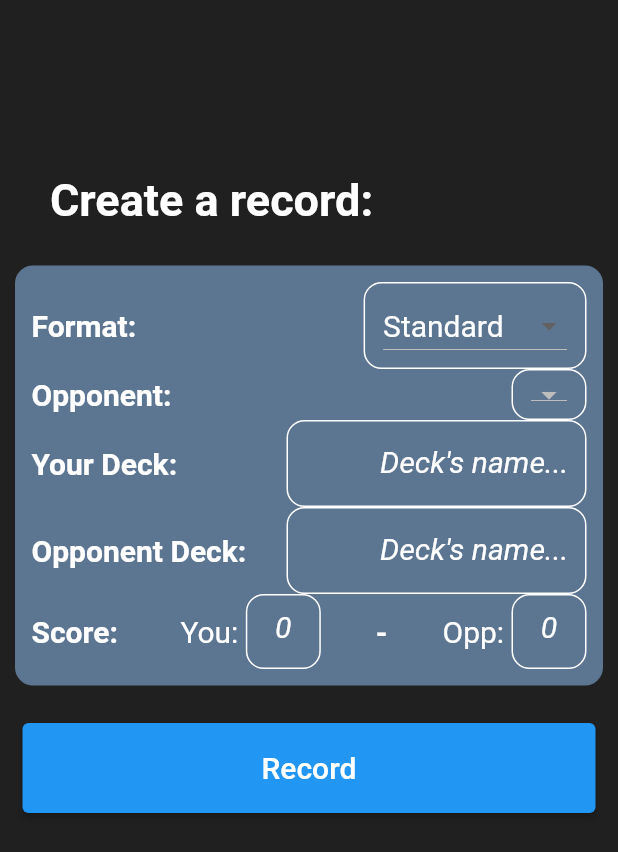
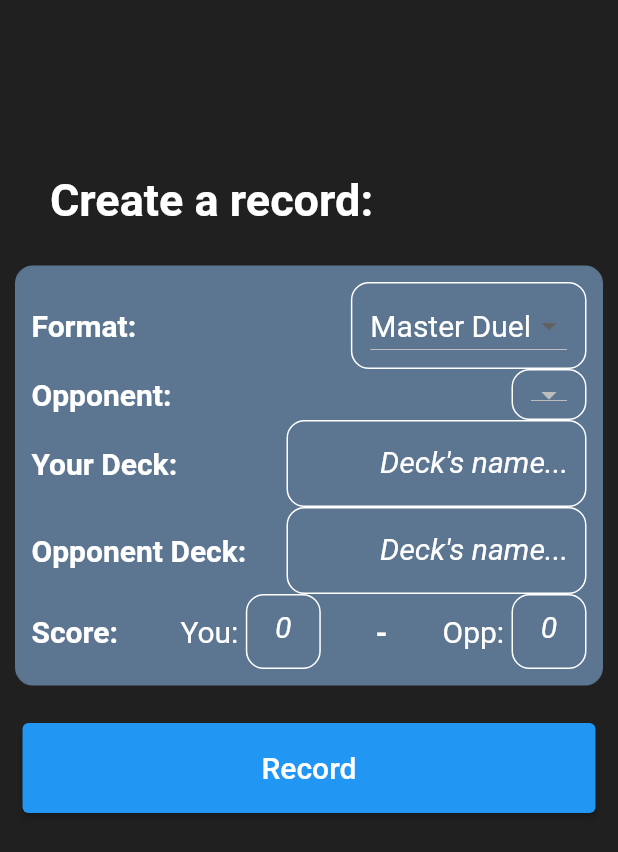
Before and after one commit to manhlamabc123/PDP_TCG_Terminal, a Flutter app: the CreateDuelPage screen opened directly, on a phone screen of 412 x 824 dp. Shown: the top 852 px of the screen. Run offline on Flutter 3.47's test engine with Material 2 defaults, Android fonts, the phone set to English and light mode, and no system bars; our stand-ins replace carousel_slider, firebase_core, firebase_database, font_awesome_flutter; accounts and stored records are empty.

Commit message:
Update Duel Page

```diff
--- a/lib/pages/fight_page/create_duel_page.dart
+++ b/lib/pages/fight_page/create_duel_page.dart
@@ -12,9 +12,9 @@
 }
 
 class _CreateDuelPageState extends State<CreateDuelPage> {
-  final vanguardFormat = ['Standard', 'V-Premium', 'Premium'];
+  final vanguardFormat = ['Master Duel', 'Goat', 'Speed', 'Rush'];
   List<String> userList = ['User 1', 'User 2'];
-  String formatValue = 'Standard';
+  String formatValue = 'Master Duel';
   String? userListValue;
   String? yourDeck;
   String? opponentDeck;
```
